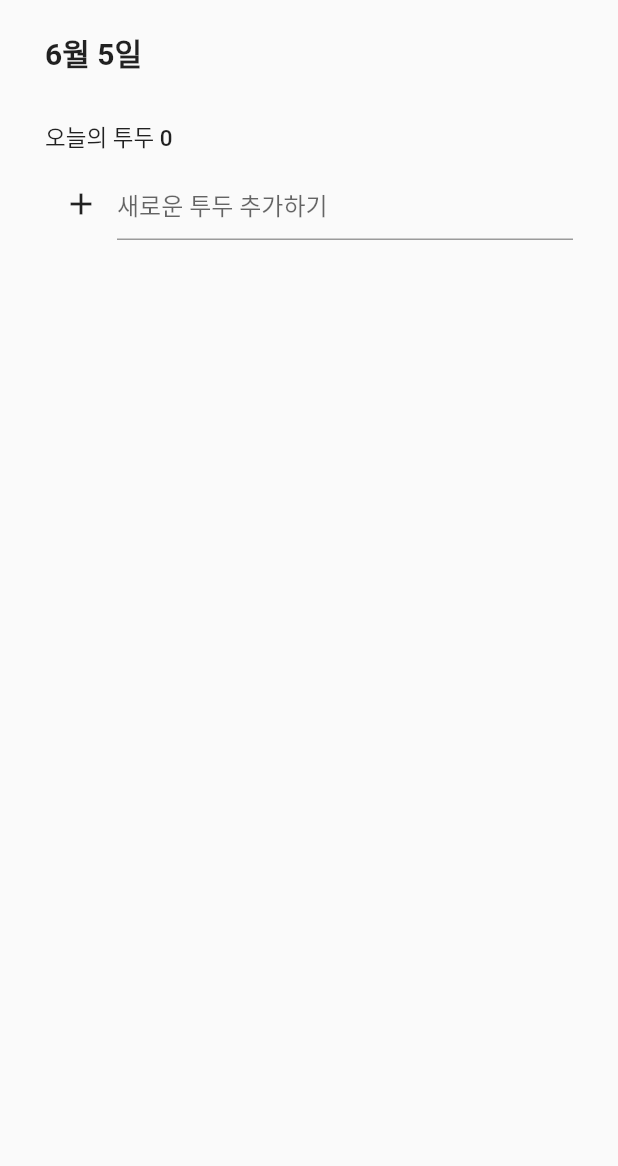
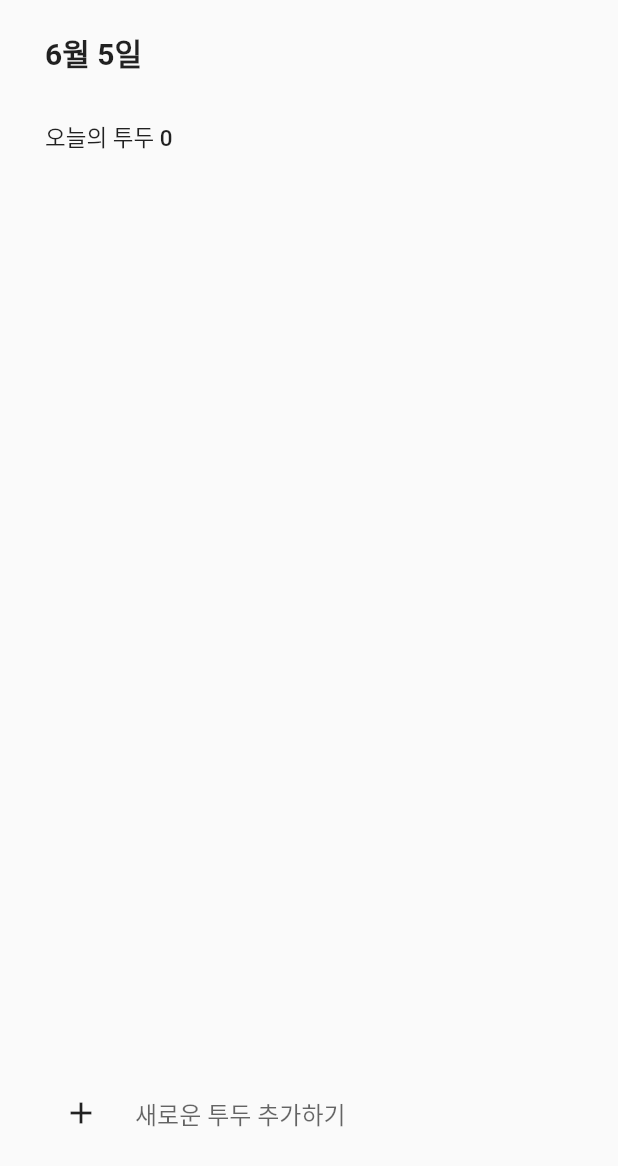
Before and after one commit to chepchep2/flutterTodo, a Flutter app: the screen it shows after launch, on a phone screen of 412 x 824 dp. Shown: the top 1166 px of the screen. Run offline on Flutter 3.47's test engine with Material 2 defaults, Android fonts, the phone set to English and light mode, and no system bars.

Commit message:
textfield 밑으로 내렸음, 근데 고정이 되버림

```diff
--- a/todotable/lib/component/main_list.dart
+++ b/todotable/lib/component/main_list.dart
@@ -52,22 +52,6 @@ class _MainListState extends State<MainList> {
           ),
           const SizedBox(
             height: 10,
-          ),
-          Row(
-            children: [
-              Container(
-                child: IconButton(
-                  onPressed: () => _handleSubmitted(),
-                  icon: const Icon(Icons.add),
-                ),
-              ),
-              Expanded(
-                child: TextField(
-                  controller: _textController,
-                  decoration: const InputDecoration(hintText: "새로운 투두 추가하기"),
-                ),
-              ),
-            ],
           ),
           const SizedBox(height: 30),
           Expanded(
@@ -124,6 +108,26 @@ class _MainListState extends State<MainList> {
               },
             ),
           ),
+          Row(
+            children: [
+              Container(
+                child: IconButton(
+                  onPressed: () => _handleSubmitted(),
+                  icon: const Icon(Icons.add),
+                ),
+              ),
+              Expanded(
+                child: TextField(
+                  controller: _textController,
+                  decoration: const InputDecoration(
+                      hintText: "새로운 투두 추가하기",
+                      enabledBorder:
+                          OutlineInputBorder(borderSide: BorderSide.none)),
+                ),
+              ),
+            ],
+          ),
+          const SizedBox(height: 30),
         ],
       ),
     );
```
